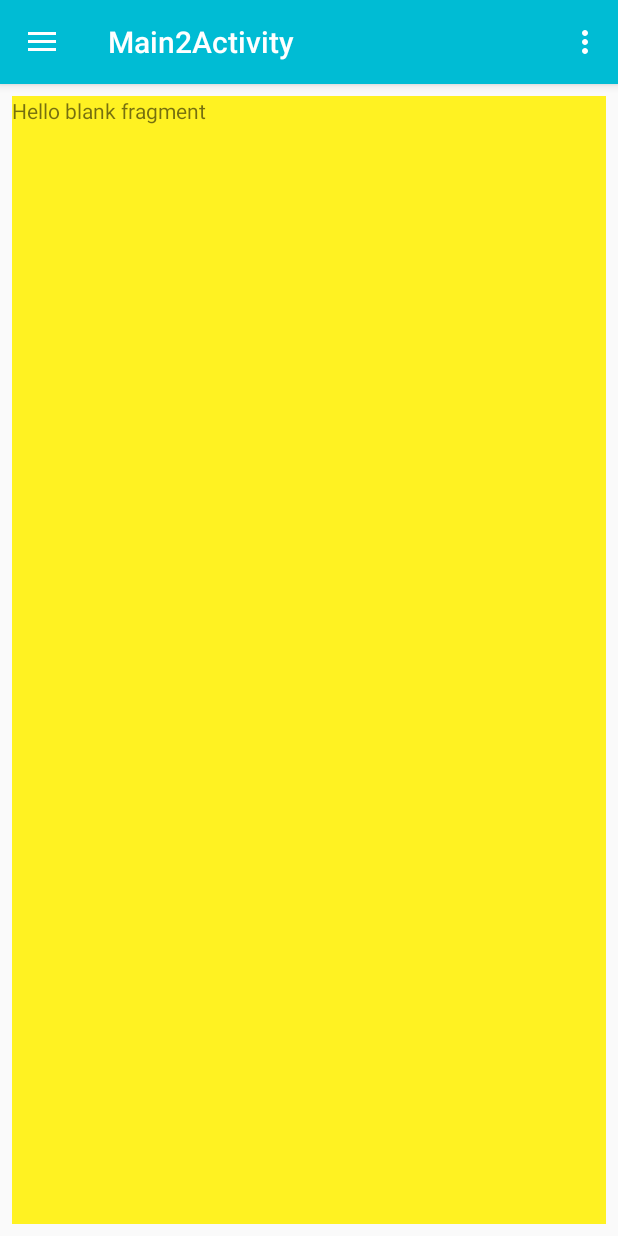
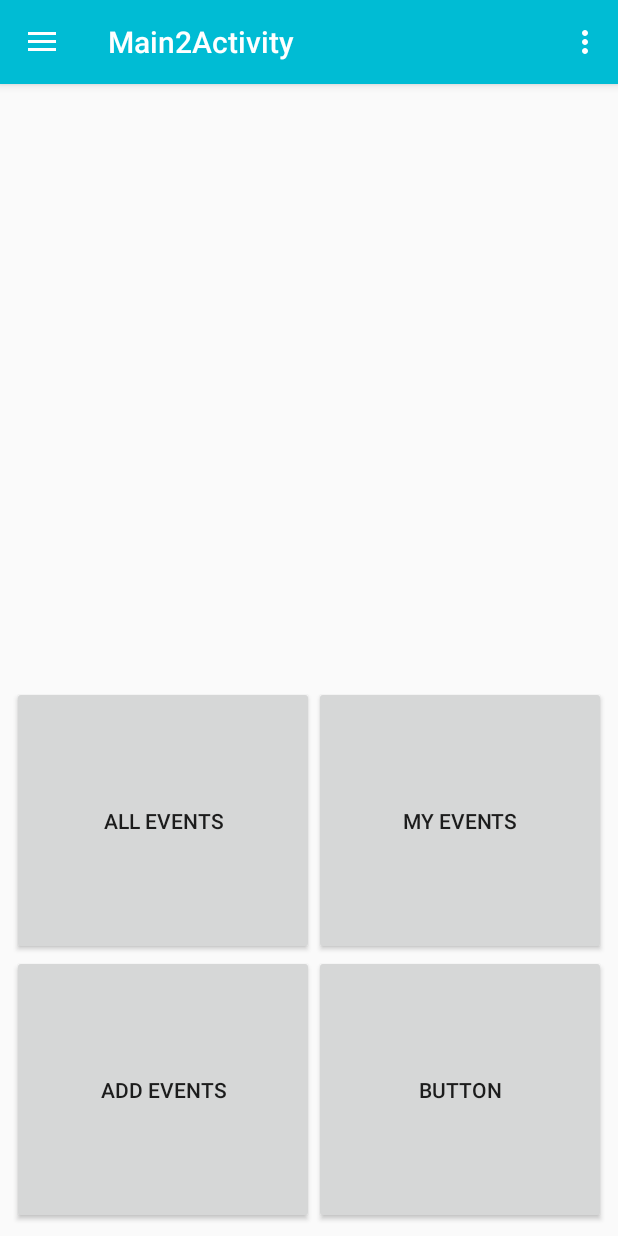
Before and after one commit to KuechA/mobEvent, an Android app: the screen it shows after launch once a user with an empty profile is signed in (Main2Activity), on a phone screen of 412 x 824 dp. Run offline under Robolectric (Android 15) with nearby library versions, the phone set to English and light mode, and no system bars; our stand-ins replace CircleImageView, Firebase (no records; nobody signed in at launch, a user with empty details on screens opened directly), Picasso; pictures from the network do not load; 2 statements that could not run were skipped.

Commit message:
First attemt at creating a useful start page

```diff
--- a/VFriend-master/app/src/main/java/fr/eurecom/Ready2Meet/AllEvents.java
+++ b/VFriend-master/app/src/main/java/fr/eurecom/Ready2Meet/AllEvents.java
@@ -99,8 +99,4 @@ public class AllEvents extends Fragment {
 
         return view;
     }
-
-
-
-
 }
--- a/VFriend-master/app/src/main/java/fr/eurecom/Ready2Meet/DashboardFragment.java
+++ b/VFriend-master/app/src/main/java/fr/eurecom/Ready2Meet/DashboardFragment.java
@@ -6,6 +6,17 @@ import android.support.v4.app.Fragment;
 import android.view.LayoutInflater;
 import android.view.View;
 import android.view.ViewGroup;
+import android.widget.ListView;
+
+import com.google.firebase.database.DataSnapshot;
+import com.google.firebase.database.DatabaseError;
+import com.google.firebase.database.FirebaseDatabase;
+import com.google.firebase.database.ValueEventListener;
+
+import java.util.ArrayList;
+import java.util.List;
+
+import fr.eurecom.Ready2Meet.database.Event;
 
 
 /**
@@ -13,17 +24,41 @@ import android.view.ViewGroup;
  */
 public class DashboardFragment extends Fragment {
 
-
     public DashboardFragment() {
         // Required empty public constructor
     }
 
+    final List<Event> eventlist = new ArrayList<>();
 
     @Override
     public View onCreateView(LayoutInflater inflater, ViewGroup container,
                              Bundle savedInstanceState) {
         // Inflate the layout for this fragment
-        return inflater.inflate(R.layout.fragment_dashboard, container, false);
+        // Inflate the layout for this fragment
+        View view =  inflater.inflate(R.layout.fragment_dashboard, container, false);
+
+        // TODO: Retrieve list of events from firebase and add tem to the listView.
+
+        final ListView listView = (ListView) view.findViewById(R.id.start_page_list_of_events);
+        FirebaseDatabase.getInstance().getReference().child("Events")
+                .addListenerForSingleValueEvent(new ValueEventListener() {
+                    @Override
+                    public void onDataChange(DataSnapshot dataSnapshot) {
+                        eventlist.clear();
+                        for (DataSnapshot snapshot : dataSnapshot.getChildren()) {
+                            Event eventread = snapshot.getValue(Event.class);
+                            eventlist.add(eventread);
+                        }
+                        ListViewAdapter_Event adapter = new ListViewAdapter_Event(getContext(), R.layout.row_events,eventlist);
+                        listView.setAdapter(adapter);
+                        adapter.notifyDataSetChanged();
+                        listView.invalidateViews();
+                    }
+                    @Override
+                    public void onCancelled(DatabaseError databaseError) {
+                    }
+                });
+        return view;
     }
 
 }
--- a/VFriend-master/app/src/main/res/layout/fragment_dashboard.xml
+++ b/VFriend-master/app/src/main/res/layout/fragment_dashboard.xml
@@ -2,13 +2,82 @@
     xmlns:tools="http://schemas.android.com/tools"
     android:layout_width="match_parent"
     android:layout_height="match_parent"
-    android:background="#fff222"
     tools:context="fr.eurecom.Ready2Meet.DashboardFragment">
 
-    <!-- TODO: Update blank fragment layout -->
-    <TextView
+
+    <LinearLayout
         android:layout_width="match_parent"
         android:layout_height="match_parent"
-        android:text="@string/hello_blank_fragment" />
+        android:orientation="vertical"
+        android:weightSum="100">
 
+        <ScrollView
+            android:id="@+id/start_page_events"
+            android:layout_width="match_parent"
+            android:layout_height="wrap_content"
+            android:layout_weight="60">
+            <ListView
+                android:id="@+id/start_page_list_of_events"
+                android:layout_width="match_parent"
+                android:layout_height="match_parent"
+                android:divider="@android:color/transparent"
+                android:dividerHeight="8dp">
+            </ListView>
+        </ScrollView>
+
+    <TableLayout
+        android:layout_width="match_parent"
+        android:layout_height="wrap_content"
+        android:orientation="vertical"
+        android:layout_weight="40"
+        android:weightSum="100">
+
+        <TableRow
+            android:layout_width="match_parent"
+            android:layout_height="wrap_content"
+            android:orientation="horizontal"
+            android:layout_weight="50"
+            android:weightSum="100">
+
+            <Button
+                android:id="@+id/goto_all_events"
+                android:layout_height="match_parent"
+                android:layout_width="wrap_content"
+                android:layout_weight="50"
+                android:text="All Events" />
+
+            <Button
+                android:id="@+id/goto_my_events"
+                android:layout_gravity="fill"
+                android:layout_height="match_parent"
+                android:layout_width="wrap_content"
+                android:layout_weight="50"
+                android:text="My Events" />
+
+        </TableRow>
+
+        <TableRow
+            android:layout_width="match_parent"
+            android:layout_height="wrap_content"
+            android:orientation="horizontal"
+            android:layout_weight="50"
+            android:weightSum="100">
+
+            <Button
+                android:id="@+id/goto_add_event"
+                android:layout_height="match_parent"
+                android:layout_width="wrap_content"
+                android:layout_weight="50"
+                android:text="Add Events" />
+
+            <Button
+                android:id="@+id/button4"
+                android:layout_height="match_parent"
+                android:layout_width="wrap_content"
+                android:layout_weight="50"
+                android:text="Button" />
+
+        </TableRow>
+    </TableLayout>
+    </LinearLayout>
 </FrameLayout>
```
Also changed, not shown: VFriend-master/app/src/main/res/layout/content_main2.xml (+1 -8 lines).
